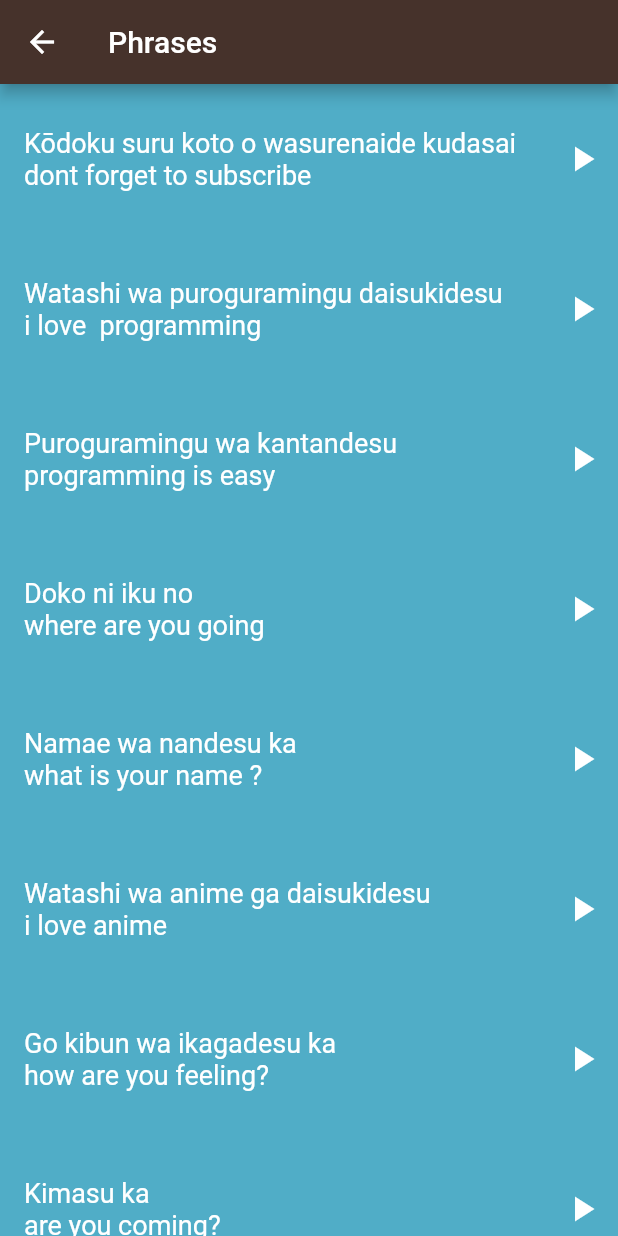
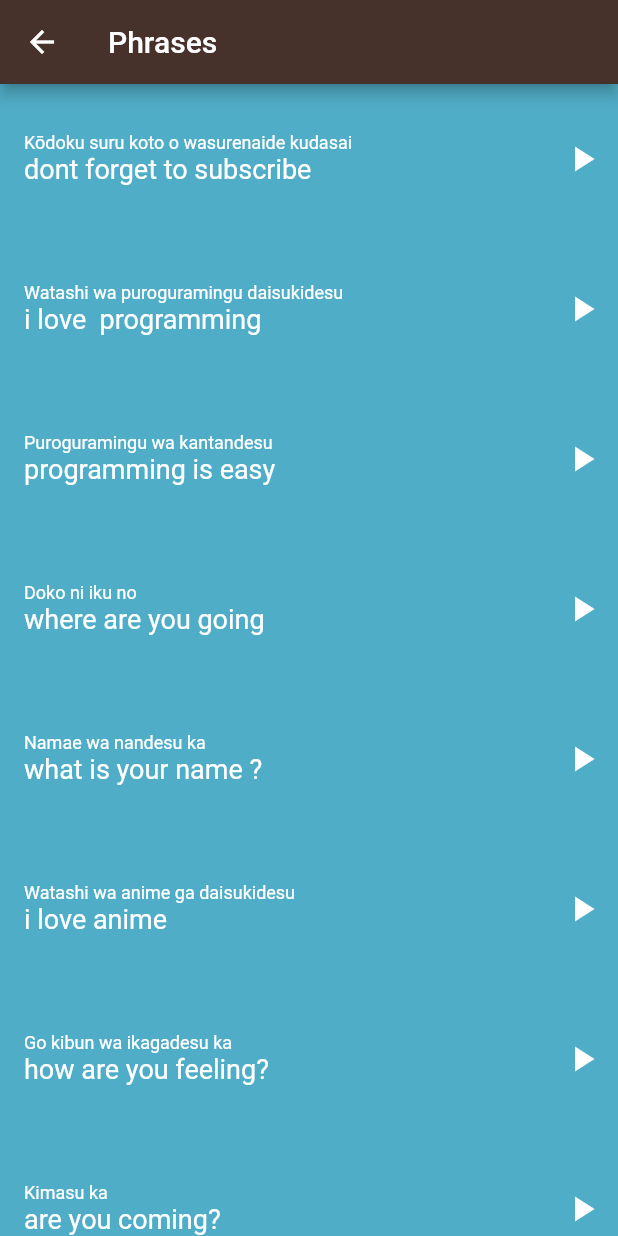
Before and after one commit to AhmedAElghareeb/LanguageLearningApp, a Flutter app: the PhrasesPage screen opened directly, on a phone screen of 412 x 824 dp. Run offline on Flutter 3.47's test engine with Material 2 defaults, Android fonts, the phone set to English and light mode, and no system bars.

Commit message:
some changes...

```diff
--- a/lib/components/list_item.dart
+++ b/lib/components/list_item.dart
@@ -64,7 +64,6 @@ class ListItem extends StatelessWidget {
           )
         ],
       ),
-
     )   : Container(
       height: 100,
       color: color,
@@ -126,7 +125,8 @@ class PhraseItem extends StatelessWidget {
       {Key? key,
 
         required this.color,
-        required this.itemType, required this.phrase})
+        required this.itemType,
+        required this.phrase})
       : super(key: key);
 
   final Item phrase;
@@ -136,6 +136,7 @@ class PhraseItem extends StatelessWidget {
   Widget build(BuildContext context) {
 
     return Container(
+      width: double.infinity,
       height: 100,
       color: color,
       child: Row(
@@ -150,7 +151,7 @@ class PhraseItem extends StatelessWidget {
                   phrase.jpName ,
                   style: TextStyle(
                     color: Colors.white,
-                    fontSize: 18,
+                    fontSize: 12,
                   ),
                 ),
                 Text(
```
